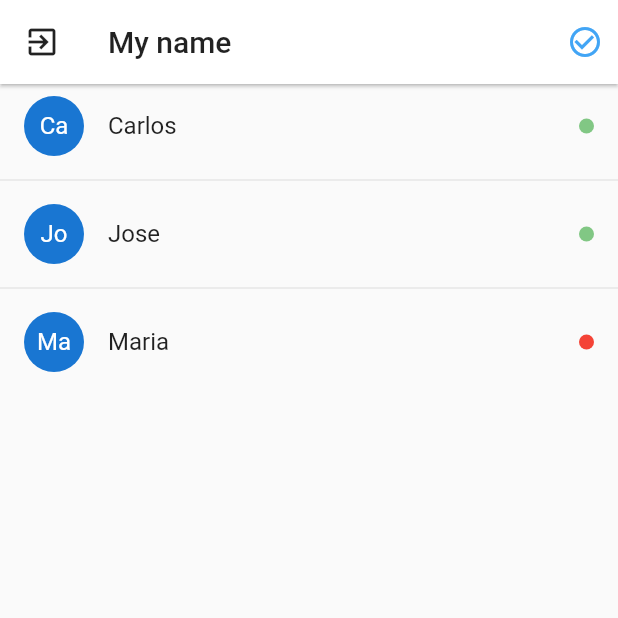
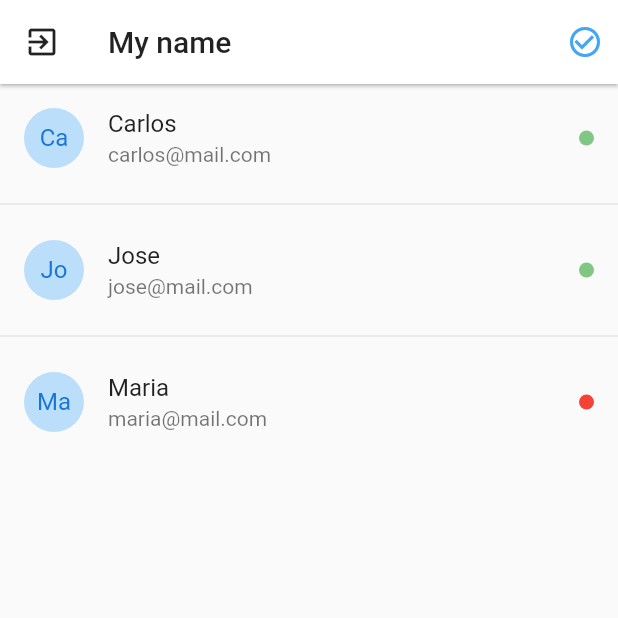
Before and after one commit to carlosdiazz/flutter_bandNames, a Flutter app: the UsuariosScreen screen opened by its route, on a phone screen of 412 x 824 dp, the top half of it. Run offline on Flutter 3.47's test engine with Material 2 defaults, Android fonts, the phone set to English and light mode, and no system bars; drawn by our look-alikes of pull_to_refresh; our stand-ins replace pie_chart, socket_io_client; network calls fail.

Commit message:
Find e la seccion 7

```diff
--- a/lib/main.dart
+++ b/lib/main.dart
@@ -19,7 +19,7 @@ class MyApp extends StatelessWidget {
       child: MaterialApp(
         debugShowCheckedModeBanner: false,
         title: 'Material App',
-        initialRoute: AppRoute.usuariosScreen,
+        initialRoute: AppRoute.homeBanScreen,
         routes: AppRoute.routes,
       ),
     );
--- a/lib/screen/usuarios_screen.dart
+++ b/lib/screen/usuarios_screen.dart
@@ -1,4 +1,5 @@
 import 'package:flutter/material.dart';
+import 'package:pull_to_refresh/pull_to_refresh.dart';
 import 'package:flutter_bandnames/models/usuario.dart';
 
 class UsuariosScreen extends StatefulWidget {
@@ -9,7 +10,9 @@ class UsuariosScreen extends StatefulWidget {
 }
 
 class _UsuariosScreenState extends State<UsuariosScreen> {
-  final usuario = [
+  RefreshController refreshController =
+      RefreshController(initialRefresh: false);
+  final usuarios = [
     UsuarioModel(
         email: "carlos@mail.com", nombre: "Carlos", online: true, uid: "1"),
     UsuarioModel(
@@ -44,24 +47,62 @@ class _UsuariosScreenState extends State<UsuariosScreen> {
             )
           ],
         ),
-        body: ListView.separated(
+        body: SmartRefresher(
+          controller: refreshController,
+          enablePullDown: true,
+          onRefresh: _cargarUsuarios,
+          header: WaterDropHeader(
+            complete: Icon(
+              Icons.check,
+              color: Colors.blue[400],
+            ),
+            waterDropColor: Colors.blue,
+          ),
+          child: _listViewUsuarios(),
+        ));
+  }
+
+  ListView _listViewUsuarios() {
+    return ListView.separated(
         physics: const BouncingScrollPhysics(),
-            itemBuilder: (context, index) => ListTile(
-                  title: Text(usuario[index].nombre),
+        itemBuilder: (context, index) =>
+            _usuarioListTile(usuario: usuarios[index]),
+        separatorBuilder: (context, index) => Divider(),
+        itemCount: usuarios.length);
+  }
+
+  void _cargarUsuarios() async {
+    // monitor network fetch
+    await Future.delayed(const Duration(milliseconds: 2000));
+
+    refreshController.refreshCompleted();
+  }
+}
+
+class _usuarioListTile extends StatelessWidget {
+  const _usuarioListTile({
+    //super.key,
+    required this.usuario,
+  });
+
+  final UsuarioModel usuario;
+
+  @override
+  Widget build(BuildContext context) {
+    return ListTile(
+      title: Text(usuario.nombre),
+      subtitle: Text(usuario.email),
       leading: CircleAvatar(
-                    child: Text(usuario[index].nombre.substring(0, 2)),
+        child: Text(usuario.nombre.substring(0, 2)),
+        backgroundColor: Colors.blue[100],
       ),
       trailing: Container(
         width: 10,
         height: 10,
         decoration: BoxDecoration(
-                        color: usuario[index].online
-                            ? Colors.green[300]
-                            : Colors.red,
+            color: usuario.online ? Colors.green[300] : Colors.red,
             borderRadius: BorderRadius.circular(100)),
       ),
-                ),
-            separatorBuilder: (context, index) => Divider(),
-            itemCount: usuario.length));
+    );
   }
 }
--- a/lib/widgets/widgets.dart
+++ b/lib/widgets/widgets.dart
@@ -1,3 +1,5 @@
+export 'package:flutter_bandnames/widgets/chat_message.dart';
+
 export 'package:flutter_bandnames/widgets/btn_azul.dart';
 
 export 'package:flutter_bandnames/widgets/labels_login.dart';
--- a/pubspec.yaml
+++ b/pubspec.yaml
@@ -38,6 +38,7 @@ dependencies:
   socket_io_client: ^2.0.1
   provider: ^6.0.5
   pie_chart: ^5.3.2
+  pull_to_refresh: ^2.0.0
 
 dev_dependencies:
   flutter_test:
```
Also changed, not shown: lib/screen/chat_screen.dart (+140 -4 lines), lib/widgets/chat_message.dart (added, +61 -0 lines), pubspec.lock. Lines whose indentation alone changed are shown as unchanged.
